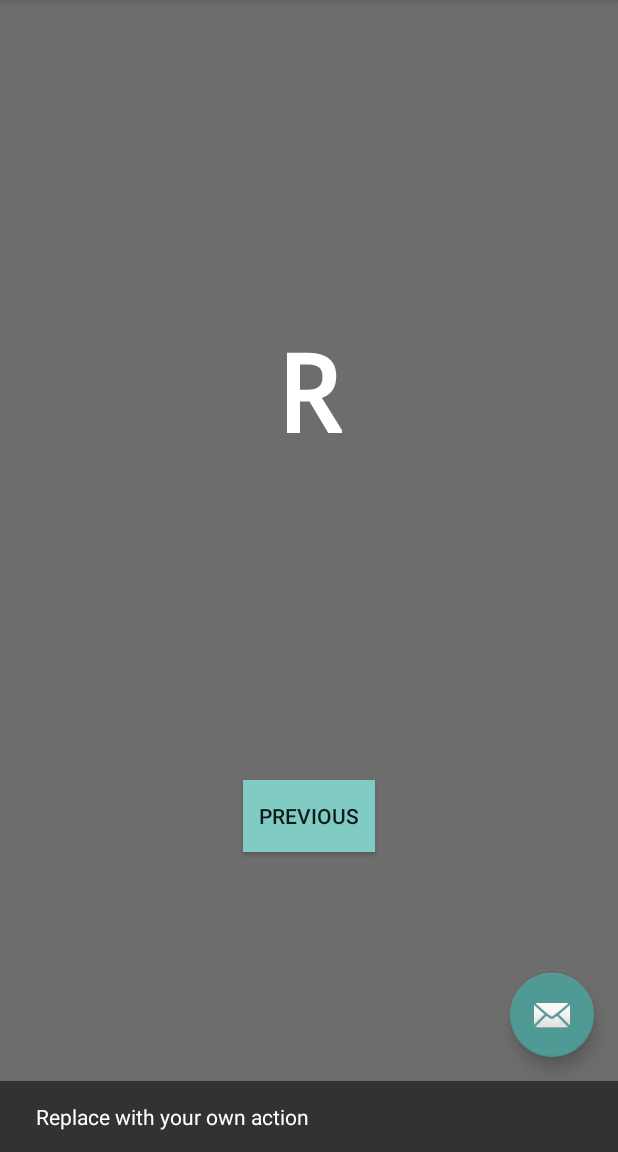
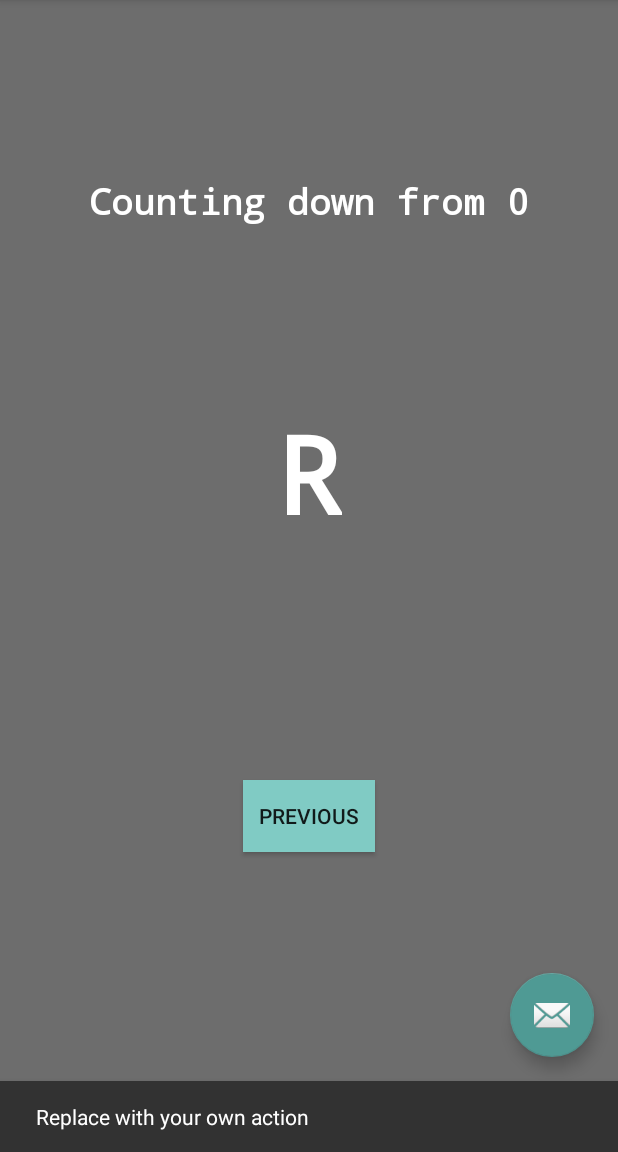
Before and after one commit to bungamaku/tktpl-mobile, an Android app: the fragment SecondFragment placed in its activity, after a tap on an icon or button, on a phone screen of 412 x 824 dp, the part 84-1236 px from its top. Run offline under Robolectric (Android 15) with nearby library versions, the phone set to English and light mode, and no system bars; 2 statements that could not run were skipped.

Commit message:
Add title in second fragment with first frag data

```diff
--- a/app/src/main/java/id/ac/ui/cs/mobileprogramming/bungaamalia/sutaato/MainActivity.kt
+++ b/app/src/main/java/id/ac/ui/cs/mobileprogramming/bungaamalia/sutaato/MainActivity.kt
@@ -46,7 +46,7 @@ class MainActivity : AppCompatActivity() {
         if (backPressedTimer + delayExit > System.currentTimeMillis()) {
             super.onBackPressed()
         } else {
-            Toast.makeText(this, "Press Back once again to exit!",
+            Toast.makeText(this, "Press once again to go back!",
                 Toast.LENGTH_SHORT).show()
         }
         backPressedTimer = System.currentTimeMillis()
--- a/app/src/main/java/id/ac/ui/cs/mobileprogramming/bungaamalia/sutaato/SecondFragment.kt
+++ b/app/src/main/java/id/ac/ui/cs/mobileprogramming/bungaamalia/sutaato/SecondFragment.kt
@@ -39,7 +39,10 @@ class SecondFragment : Fragment() {
             }
         }
 
-        var value = args.randomArg.toLong()
+        var value = args.valueArg.toLong()
+        val titleSecondText = getString(R.string.textview_title_second_text, value)
+        view.findViewById<TextView>(R.id.textView_title_second).text = titleSecondText
+
         value *= 1000
         startCountdown(value)
     }
--- a/app/src/main/res/layout/fragment_second.xml
+++ b/app/src/main/res/layout/fragment_second.xml
@@ -30,5 +30,20 @@
         app:layout_constraintBottom_toTopOf="@+id/button_previous"
         app:layout_constraintEnd_toEndOf="parent"
         app:layout_constraintStart_toStartOf="parent"
+        app:layout_constraintTop_toTopOf="parent"
+        app:layout_constraintVertical_bias="0.63" />
+
+    <TextView
+        android:id="@+id/textView_title_second"
+        android:layout_width="wrap_content"
+        android:layout_height="wrap_content"
+        android:fontFamily="monospace"
+        android:text="@string/textview_title_second_text"
+        android:textColor="@color/colorTextOnPrimary"
+        android:textSize="24sp"
+        android:textStyle="bold"
+        app:layout_constraintBottom_toTopOf="@+id/textView_seconds"
+        app:layout_constraintEnd_toEndOf="parent"
+        app:layout_constraintStart_toStartOf="parent"
         app:layout_constraintTop_toTopOf="parent" />
 </androidx.constraintlayout.widget.ConstraintLayout>
--- a/app/src/main/res/navigation/nav_graph.xml
+++ b/app/src/main/res/navigation/nav_graph.xml
@@ -25,7 +25,7 @@
             android:id="@+id/action_SecondFragment_to_FirstFragment"
             app:destination="@id/FirstFragment" />
         <argument
-            android:name="randomArg"
+            android:name="valueArg"
             app:argType="integer" />
     </fragment>
 </navigation>
--- a/app/src/main/res/values/strings.xml
+++ b/app/src/main/res/values/strings.xml
@@ -12,4 +12,5 @@
     <string name="start_button_text">Start!</string>
     <string name="seconds_text">R</string>
     <string name="title_text">Countdown in Sec</string>
+    <string name="textview_title_second_text">Counting down from %d</string>
 </resources>
```
Also changed, not shown: 1 other file.
